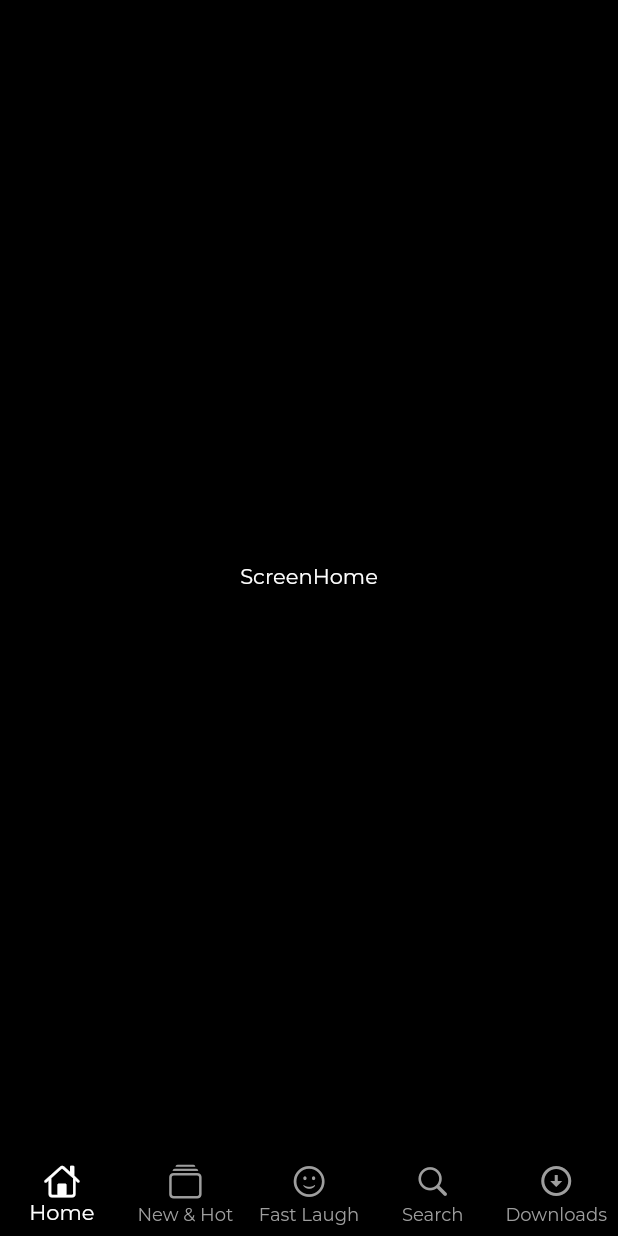
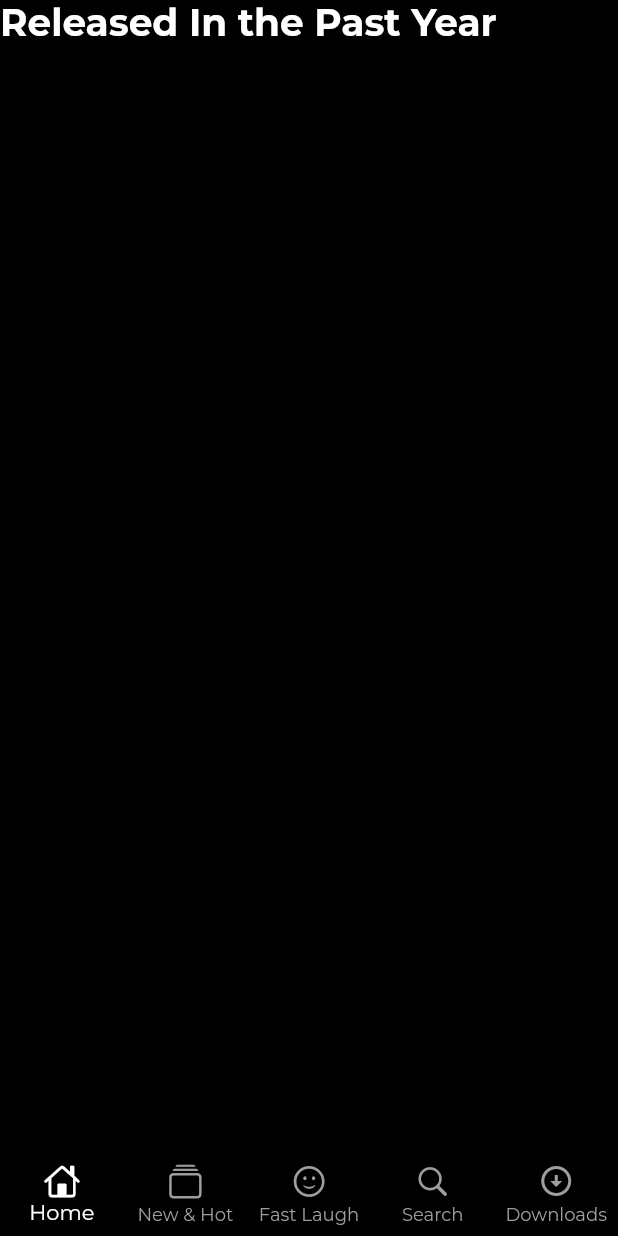
Before and after one commit to jasimameen/netflix_app, a Flutter app: the screen it shows after launch, on a phone screen of 412 x 824 dp. Run offline on Flutter 3.47's test engine with Material 2 defaults, Android fonts, the phone set to English and light mode, and no system bars; our stand-ins replace google_fonts.

Commit message:
some code refactoring in main branch

```diff
--- a/lib/core/colors/constants.dart
+++ b/lib/core/colors/constants.dart
@@ -6,3 +6,8 @@ const kWidth20 = SizedBox(width: 20);
 
 const kHeight = SizedBox(height: 10);
 const kHeight20 = SizedBox(height: 20);
+
+const kImageVertical =
+    "https://www.themoviedb.org/t/p/w600_and_h900_bestv2/mtLk7vugGWtMkO913Fg8zfM1YET.jpg";
+const kImageHorizontal =
+    "https://www.themoviedb.org/t/p/w533_and_h300_bestv2/yamqMxxRgjX2jR5Q5Ue3KbCkuhO.jpg";
--- a/lib/presentation/downloads/widgets/screen_downloads.dart
+++ b/lib/presentation/downloads/widgets/screen_downloads.dart
@@ -1,6 +1,5 @@
 import 'dart:math';
 
-import 'package:flutter/cupertino.dart';
 import 'package:flutter/material.dart';
 import 'package:netflix_project/core/colors/colors.dart';
 import 'package:netflix_project/core/colors/constants.dart';
--- a/lib/presentation/home/screen_home.dart
+++ b/lib/presentation/home/screen_home.dart
@@ -1,4 +1,6 @@
 import 'package:flutter/material.dart';
+import 'package:netflix_project/presentation/seach/widgets/search_result.dart';
+import 'package:netflix_project/presentation/widgets/content_heading_widget.dart';
 
 class ScreenHome extends StatelessWidget {
   const ScreenHome({Key? key}) : super(key: key);
@@ -6,9 +8,11 @@ class ScreenHome extends StatelessWidget {
   @override
   Widget build(BuildContext context) {
     return Scaffold(
-      body: Center(
-        child: Text("ScreenHome"),
-      ),
+      body: ListView(
+        children: [
+          const ContentHeadingWidget(title: "Released In the Past Year"),
+        ],
+      )
     );
   }
 }
--- a/lib/presentation/seach/screen_search.dart
+++ b/lib/presentation/seach/screen_search.dart
@@ -2,7 +2,6 @@ import 'package:flutter/cupertino.dart';
 import 'package:flutter/material.dart';
 import 'package:netflix_project/core/colors/colors.dart';
 import 'package:netflix_project/core/colors/constants.dart';
-import 'package:netflix_project/presentation/seach/widgets/search_idle.dart';
 import 'package:netflix_project/presentation/seach/widgets/search_result.dart';
 
 class ScreenSearch extends StatelessWidget {
--- a/lib/presentation/seach/widgets/title.dart
+++ b/lib/presentation/widgets/content_heading_widget.dart
@@ -1,15 +1,20 @@
 import 'package:flutter/material.dart';
 
-class SearchTitleWidget extends StatelessWidget {
+class ContentHeadingWidget extends StatelessWidget {
   final String title;
-  const SearchTitleWidget({Key? key, required this.title}) : super(key: key);
+  final double fontSize;
+  const ContentHeadingWidget({
+    Key? key,
+    required this.title,
+    this.fontSize = 25,
+  }) : super(key: key);
 
   @override
   Widget build(BuildContext context) {
     return Text(
       title,
       style: TextStyle(
-        fontSize: 25,
+        fontSize: fontSize,
         fontWeight: FontWeight.bold,
       ),
     );
```
Also changed, not shown: lib/presentation/seach/widgets/search_idle.dart (+3 -6 lines), lib/presentation/seach/widgets/search_result.dart (+4 -22 lines), lib/presentation/widgets/movie_card_vertical_widget.dart (added, +28 -0 lines).
